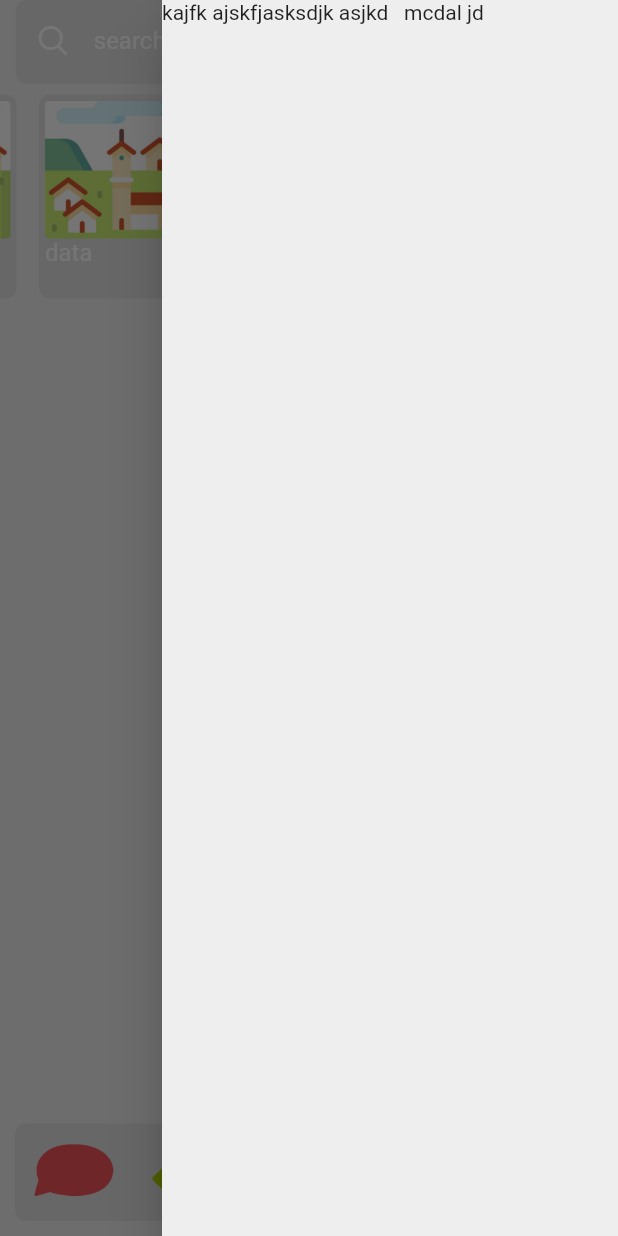
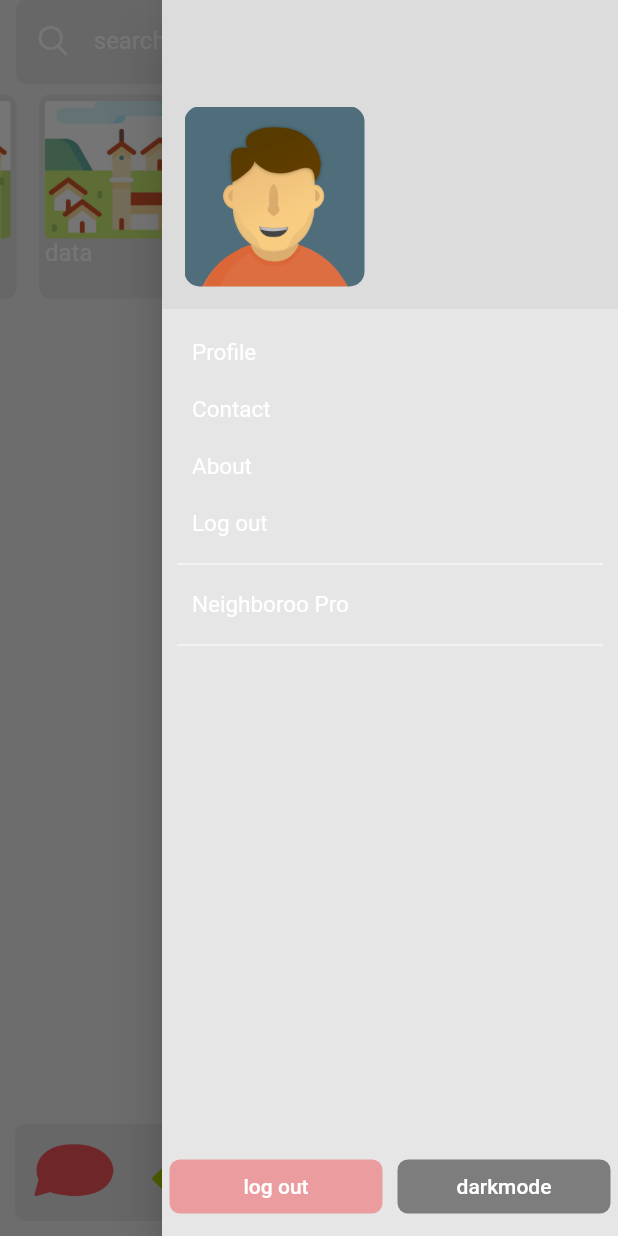
Before and after one commit to umkl/neighboroo, a Flutter app: the Surface screen opened directly with empty values, with the side drawer open, on a phone screen of 412 x 824 dp. Run offline on Flutter 3.47's test engine with Material 2 defaults, Android fonts, the phone set to English and light mode, and no system bars; our stand-ins replace flutter_redux, flutter_svg, geolocator, google_maps_flutter, redux, sqflite; accounts and stored records are empty; project files that could hold a hidden picture were left out.

```diff
--- a/lib/Surface.dart
+++ b/lib/Surface.dart
@@ -83,7 +83,7 @@ class _NeighborooState extends State<Surface> {
         child: NbHead(headcolor: ColorReturn(), searchtext: SearchTextReturn(),),
       ),
 
-      endDrawer: NbDrawer(),
+      endDrawer: NbDrawer(u: this.widget.user),
 
       body: screens.elementAt(currentindex),
 
--- a/lib/components/general-components/button.dart
+++ b/lib/components/general-components/button.dart
@@ -7,7 +7,8 @@ class NbButton extends StatefulWidget {
   Color buttoncolor;
   double buttonheight;
   double buttonwidth;
-  NbButton({this.buttonwidth, this.buttonheight,this.buttonname,this.buttonfunction,this.buttoncolor});
+  double buttonmargin;
+  NbButton({this.buttonmargin, this.buttonwidth, this.buttonheight,this.buttonname,this.buttonfunction,this.buttoncolor});
 
   @override
   _NbButtonState createState() => _NbButtonState(buttonheight: this.buttonheight, buttonwidth: this.buttonwidth, buttonname: this.buttonname, buttonfunction: this.buttonfunction, buttoncolor: buttoncolor);
@@ -19,12 +20,15 @@ class _NbButtonState extends State<NbButton> {
   Color buttoncolor;
   double buttonheight;
   double buttonwidth;
+  // double buttonpadding;
+  double buttonmargin;
 
-  _NbButtonState({this.buttonwidth, this.buttonheight,this.buttonname,this.buttonfunction,this.buttoncolor});
+  _NbButtonState({this.buttonmargin,this.buttonwidth, this.buttonheight,this.buttonname,this.buttonfunction,this.buttoncolor});
 
   @override
   Widget build(BuildContext context) {
     return Container(
+      margin: EdgeInsets.all(this.widget.buttonmargin ?? 0),
       width: buttonwidth,
       height: buttonheight,
       child: DecoratedBox(
--- a/lib/components/general-components/drawer.dart
+++ b/lib/components/general-components/drawer.dart
@@ -1,13 +1,152 @@
 import 'package:flutter/material.dart';
+import 'package:neighboroo/components/general-components/button.dart';
 import 'package:neighboroo/constants.dart';
+import 'package:neighboroo/models/AssetElement.dart';
+import 'package:neighboroo/models/User.dart';
 
 class NbDrawer extends StatelessWidget {
+  User u;
+  NbDrawer({this.u});
   @override
   Widget build(BuildContext context) {
     return Drawer(
-          child: Container(
-        color: bg,
-        child: Text("kajfk ajskfjasksdjk asjkd   mcdal jd "),
+        // elevation: 1203120,
+        child: Container(
+        color: box_color,
+        child: Column(
+          crossAxisAlignment: CrossAxisAlignment.start,
+          mainAxisAlignment: MainAxisAlignment.start,
+          children: <Widget>[
+            Container(
+              width: MediaQuery.of(context).size.width,
+              height: MediaQuery.of(context).size.height*0.25,
+              color: box_color,
+              child: Row(
+                crossAxisAlignment: CrossAxisAlignment.end,
+                children:<Widget>[
+                  Container(
+                    height: 120,
+                    width: 120,
+                    margin: EdgeInsets.all(15.0),
+                    child: ClipRRect(
+                      borderRadius: BorderRadius.circular(10.0),
+                      child: Image.asset('assets/images/nb-profilepic.png'),
+                    )
+                  ),
+                  Column(
+                    crossAxisAlignment: CrossAxisAlignment.start,
+                    mainAxisAlignment: MainAxisAlignment.end,
+                    children: [
+                      Container(
+                        margin: EdgeInsets.symmetric(horizontal: 5, vertical: 0),
+                        child: Text(u.nickname,
+                          style: TextStyle(
+                            color: text_color,
+                            fontSize: 20,
+                            fontWeight: FontWeight.bold,
+                          ),
+                        )
+                      ),
+                      Container(
+                        margin: EdgeInsets.only(top: 5, left: 5, right: 15, bottom: 20),
+                        child: ConstrainedBox(
+                          constraints: BoxConstraints(maxWidth: 120),
+                          child: Text(u.description,
+                          style: TextStyle(
+                            color: text_color
+                          ),),
+                        ),
+                      ),
+
+                    ],
+                  ),
+                ]
+              ),
+            ),
+            Expanded(
+
+                child: Container(
+                  padding: EdgeInsets.all(10.0),
+                  child: Column(
+                    crossAxisAlignment: CrossAxisAlignment.start,
+
+                  children: <Widget>[
+                    InkWell(
+                        onTap: ()=>Navigator.push(
+                            context,
+                            MaterialPageRoute(
+                              builder: (context) => Scaffold()
+                          )
+                        ),
+                        child: Container(
+                         padding: EdgeInsets.all(10.0),
+                        child: Text("Profile",
+                          style: TextStyle( color: text_color, fontSize: 15),
+                        ),
+                      ),
+                    ),
+
+                    Container(
+                      padding: EdgeInsets.all(10.0),
+                      child: Text("Contact",
+                      style: TextStyle( color: text_color, fontSize: 15),
+                      ),
+                    ),
+
+                    Container(
+                      padding: EdgeInsets.all(10.0),
+                      child: Text("About",
+                      style: TextStyle( color: text_color, fontSize: 15),
+                      ),
+                    ),
+                    Container(
+                      padding: EdgeInsets.all(10.0),
+                      child: Text("Log out",
+                      style: TextStyle( color: text_color, fontSize: 15),
+                      ),
+                    ),
+                    Divider(
+                      color: text_color,
+                    ),
+                    Container(
+                      padding: EdgeInsets.all(10.0),
+                      child: Text("Neighboroo Pro",
+                        style: TextStyle( color: text_color, fontSize: 15),
+                      ),
+                    ),
+                                        Divider(
+                      color: text_color,
+                    ),
+                  ],
+                ),
+              ),
+            ),
+            SafeArea(
+              child: Container(
+                // margin: EdgeInsets.only(bottom: 20),
+                margin: EdgeInsets.only(bottom: 10),
+                child: Row(
+                  mainAxisAlignment: MainAxisAlignment.spaceEvenly,
+                  crossAxisAlignment: CrossAxisAlignment.end,
+                  children: <Widget>[
+                    Expanded(flex: 3,child: NbButton(buttoncolor: button_red,buttonname: "log out",buttonmargin: 5)),
+                    Expanded(flex: 3,child: NbButton(buttoncolor: bgdark,buttonname: "darkmode",buttonmargin: 5)),
+                  ]
+                ),
+              ),
+            )
+            // Container(
+            //   color: green,
+            //   width: 20,
+            //   height: 20,
+            // ),
+            // Container(
+            //   height: 20,
+            //   width: 20,
+            //   child: Image.asset('assets/images/nb-profilepic.png')
+            // )
+          ]
+        ),
       ),
     );
   }
--- a/lib/components/general-components/neighboroo.dart
+++ b/lib/components/general-components/neighboroo.dart
@@ -8,10 +8,10 @@ class NbNeighboroo extends StatefulWidget {
   NbNeighboroo(this.neighboroo);
 
   @override
-  _NbVillageState createState() => _NbVillageState();
+  _NbNeighborooState createState() => _NbNeighborooState();
 }
 
-class _NbVillageState extends State<NbNeighboroo> {
+class _NbNeighborooState extends State<NbNeighboroo> {
   @override
   Widget build(BuildContext context) {
     return Container(
--- a/lib/constants.dart
+++ b/lib/constants.dart
@@ -28,6 +28,7 @@ List<Widget> nbChatContactElements = [
   ];
 
 const bg  = Color(0xFFEEEEEE);
+const bgdark = Color(0xFF7D7D7D);
 const globe = Color(0x90797578);
 
 const green  = Color(0xFFAACC00);
--- a/lib/models/Neighboroo.dart
+++ b/lib/models/Neighboroo.dart
@@ -1,37 +1,39 @@
-
 import 'package:flutter/material.dart';
 import 'package:neighboroo/models/User.dart';
 
-class Neighboroo{
+class Neighboroo {
   String _name;
   String _description;
+  String _country;
+  List<User> admins;
+  List<User> users;
   String picture;
-  var users = new List<User>();
+  DateTime date_created;
 
-  Neighboroo(this._name, this._description,{this.picture, this.users});
+  Neighboroo(this._name, this._description, {this.picture, this.users, this.admins});
 
-  get description{
+  get description {
     return this._description;
   }
 
-  get name{
+  get name {
     return this._name;
   }
 
-  Widget getPicture(double height, double width){
-    if(picture == null){
+  Widget getPicture(double height, double width) {
+    if (picture == null) {
       return ClipRRect(
         borderRadius: BorderRadius.circular(7.0),
         child: Image.asset(
-        "assets/images/nb-village.jpg",
-        height: height,
-        width: width,
-    ),
+          "assets/images/nb-village.jpg",
+          height: height,
+          width: width,
+        ),
       );
-    }else{
+    } else {
       return ClipRRect(
         borderRadius: BorderRadius.circular(7.0),
-              child: Image.asset(
+        child: Image.asset(
           picture,
           height: height,
           width: width,
--- a/lib/models/user.dart
+++ b/lib/models/user.dart
@@ -1,4 +1,5 @@
 import 'package:flutter/material.dart';
+import 'package:neighboroo/models/Neighboroo.dart';
 
 class User {
   final profilepic = Image(image: AssetImage('images/women.png'));
@@ -12,5 +13,6 @@ class User {
   city,
   country,
   password;
+  List<Neighboroo> neighboroos;
   User({this.nickname, this.firstname, this.lastname, this.email, this.password, this.description});
 }
```
Also changed, not shown: lib/screens/Identify/login-screen.dart (line endings or trailing spaces), 1 other file.
